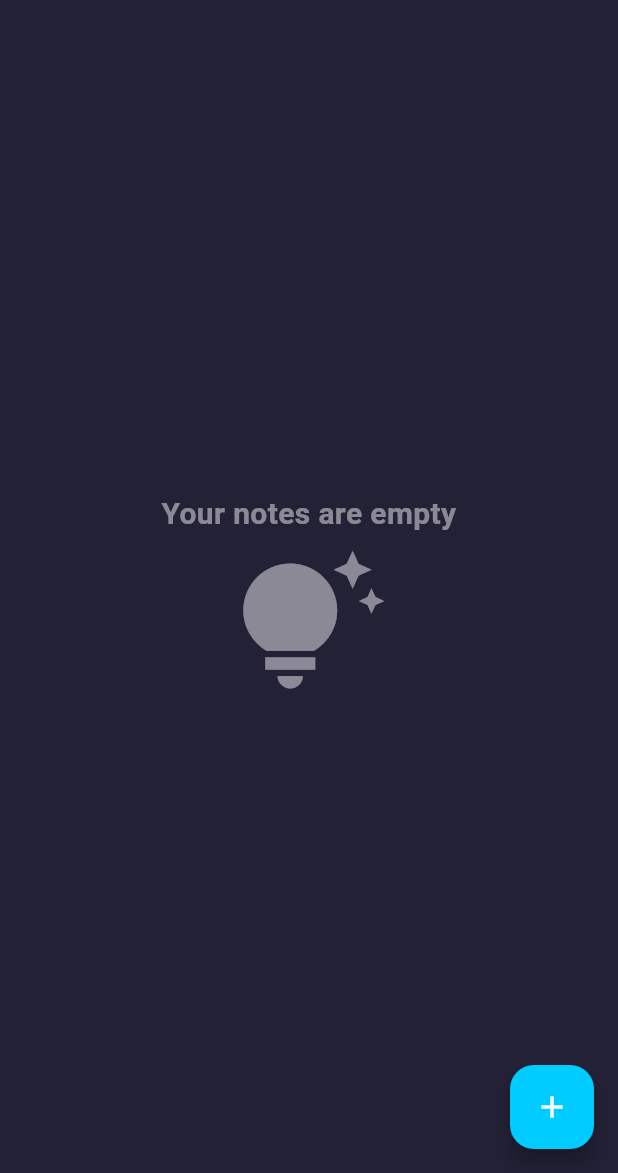
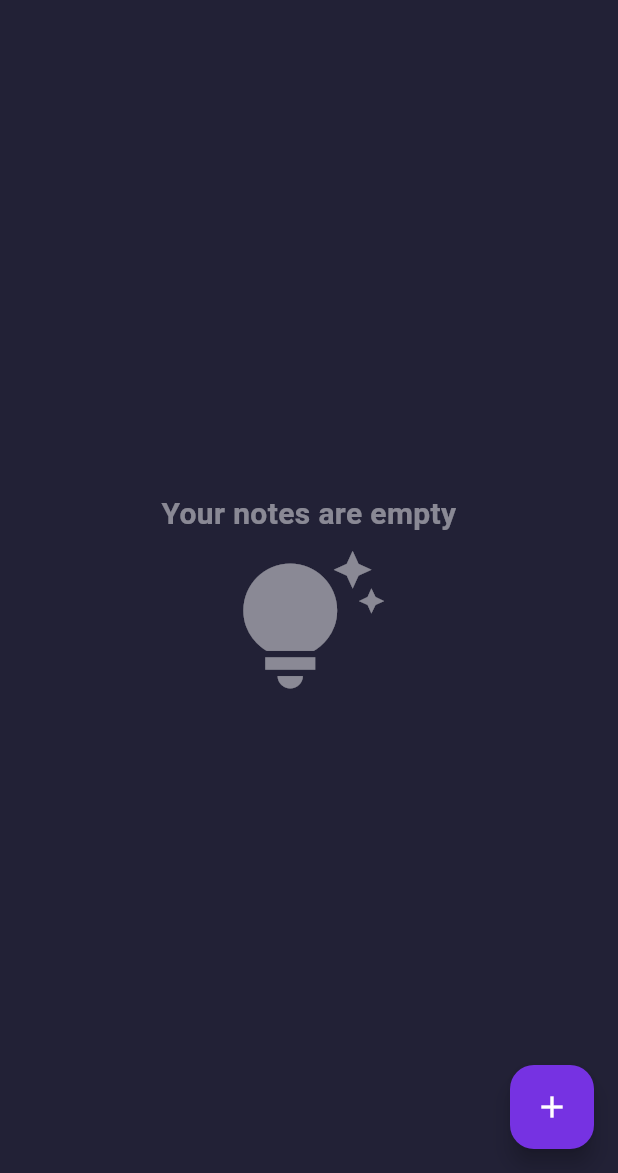
Before and after one commit to calheiros/jnotes, a Flutter app: the screen it shows after launch, on a phone screen of 412 x 824 dp, the part 63-1236 px from its top. Run offline on Flutter 3.47's test engine with Material 3 defaults, Android fonts, the phone set to English and light mode, and no system bars; our stand-ins replace share_plus, sqflite, sqflite_common_ffi; accounts and stored records are empty.

```diff
--- a/lib/theme.dart
+++ b/lib/theme.dart
@@ -15,7 +15,7 @@ class MyTheme {
       useMaterial3: true,
       colorScheme: const ColorScheme(
           brightness: Brightness.dark,
-          primary: primaryColor,
+          primary: secondaryColor,
           onPrimary: Colors.white,
           secondary: secondaryColor,
           onSecondary: Colors.white,
```
Also changed, not shown: 1 other file.
